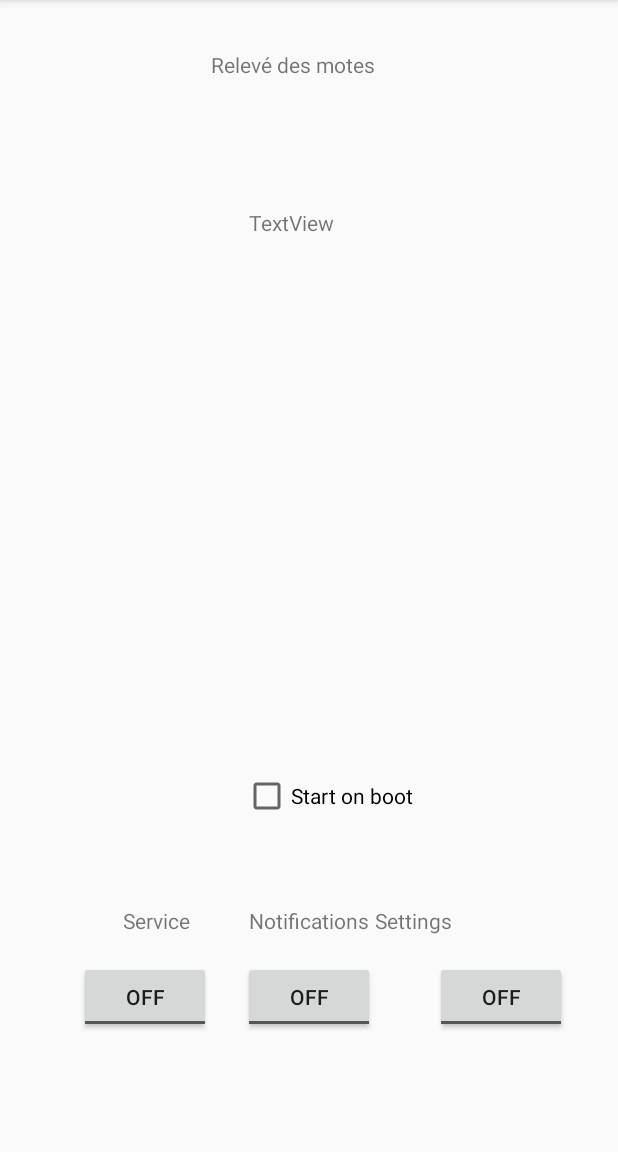
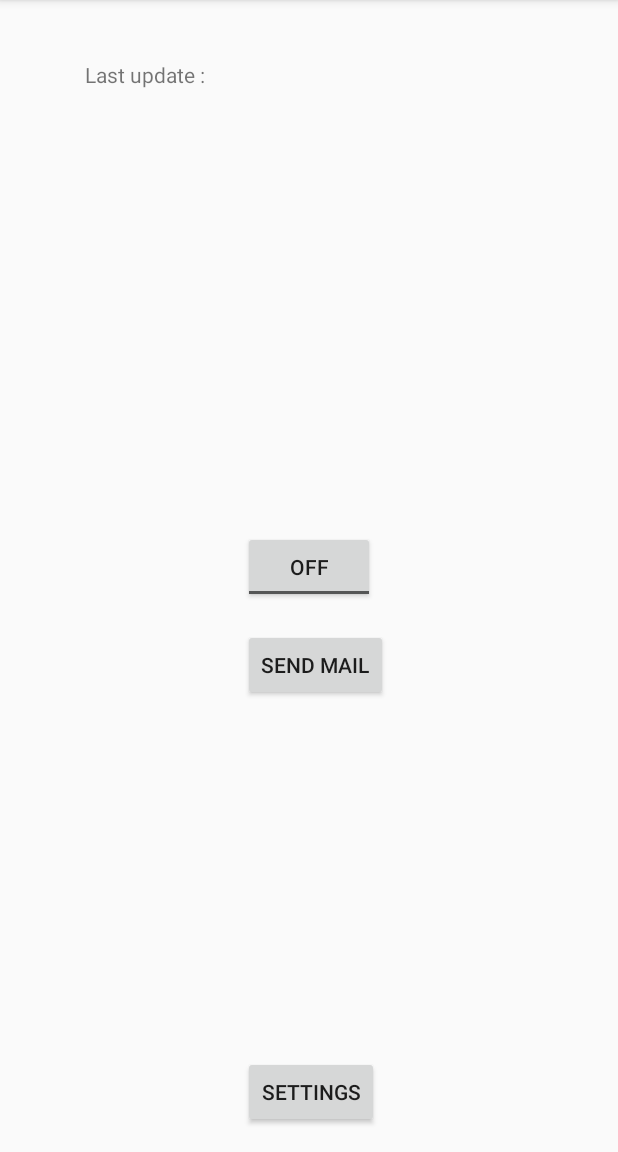
Before and after one commit to hornmartin/ProjetAMIO, an Android app: the screen it shows after launch (MainActivity), on a phone screen of 412 x 824 dp, the part 84-1236 px from its top. Run offline under Robolectric (Android 15) with nearby library versions, the phone set to English and light mode, and no system bars.

```diff
--- a/app/src/main/java/com/example/boixel/projetamio/MainActivity.java
+++ b/app/src/main/java/com/example/boixel/projetamio/MainActivity.java
@@ -14,6 +14,7 @@ import android.os.Bundle;
 import android.support.v7.app.NotificationCompat;
 import android.util.Log;
 import android.content.Intent;
+import android.view.View;
 import android.widget.*;
 
 public class MainActivity extends AppCompatActivity {
@@ -25,7 +26,7 @@ public class MainActivity extends AppCompatActivity {
         setContentView(R.layout.activity_main);
         Log.d("MainActivity", "Creation de l'activité");
 
-        CheckBox checkbox = (CheckBox) findViewById(R.id.checkBox);
+        //CheckBox checkbox = (CheckBox) findViewById(R.id.checkBox);
 
         ToggleButton serviceButton = (ToggleButton) findViewById(R.id.serviceButton);
         serviceButton.setOnCheckedChangeListener(new CompoundButton.OnCheckedChangeListener(){
@@ -42,38 +43,33 @@ public class MainActivity extends AppCompatActivity {
             }
         });
 
-        ToggleButton notifButton = (ToggleButton) findViewById(R.id.notifButton);
-        notifButton.setOnCheckedChangeListener(new CompoundButton.OnCheckedChangeListener(){
+        Button settingsButton = (Button) findViewById(R.id.settingsButton);
+        settingsButton.setOnClickListener(new View.OnClickListener(){
             @Override
-            public void onCheckedChanged(CompoundButton button, boolean isChecked) {
-
-                if (button.isChecked()) {
-                    //do something
-                }
-                else{
-                    //do something
-                }
-
+            public void onClick(View v) {
+                Log.d("settings", "button");
+                Intent settingsIntent = new Intent(MainActivity.this, Settings.class);
+                MainActivity.this.startActivity(settingsIntent);
             }
         });
 
-        ToggleButton settingsButton = (ToggleButton) findViewById(R.id.settingsButton);
-        settingsButton.setOnCheckedChangeListener(new CompoundButton.OnCheckedChangeListener(){
+        Button mailButton = (Button) findViewById(R.id.mailButton);
+        mailButton.setOnClickListener(new View.OnClickListener(){
             @Override
-            public void onCheckedChanged(CompoundButton button, boolean isChecked) {
-                Log.d("settings", "button");
-                if (button.isChecked()) {
-                    Intent settingsIntent = new Intent(MainActivity.this, Settings.class);
-                    MainActivity.this.startActivity(settingsIntent);
-                }
-                else{
-                    //do something
-                }
-
+            public void onClick(View v) {
+                Log.d("mail", "button");
+                Intent emailIntent = new Intent(Intent.ACTION_SEND);
+                //emailIntent.setData(Uri.parse("mailto:meskhen@gmail.com"));
+                emailIntent.setType("message/rfc822");
+                //emailIntent.setType("text/plain");
+                emailIntent.putExtra(Intent.EXTRA_SUBJECT, "Subject");
+                emailIntent.putExtra(Intent.EXTRA_TEXT, "Body");
+                emailIntent.putExtra(Intent.EXTRA_EMAIL, new String[] {"meskhen@gmail.com"});
+                startActivity(Intent.createChooser(emailIntent, "Send mail..."));
             }
         });
 
-        checkbox.setOnCheckedChangeListener(new CompoundButton.OnCheckedChangeListener() {
+        /*checkbox.setOnCheckedChangeListener(new CompoundButton.OnCheckedChangeListener() {
             @Override
             public void onCheckedChanged(CompoundButton buttonView, boolean isChecked) {
                 Log.d("Checkbox", "Checkbox state changed");
@@ -81,7 +77,7 @@ public class MainActivity extends AppCompatActivity {
                 CheckBox checkbox = (CheckBox) findViewById(R.id.checkBox);
                 sharedPref.edit().putBoolean("checkBoxState", checkbox.isChecked()).apply();
             }
-        });
+        });*/
     }
 
     private BroadcastReceiver bReceiver = new BroadcastReceiver(){
@@ -95,15 +91,7 @@ public class MainActivity extends AppCompatActivity {
             if(Float.parseFloat(value1) > 250){
                 Log.d("Data", "Lumière allumée (mote1)");
                 onLightChange();
-                Intent emailIntent = new Intent(Intent.ACTION_SEND
-                );
-                emailIntent.setData(Uri.parse("mailto:meskhen@gmail.com"));
-                emailIntent.setType("message/rfc822");
-                //emailIntent.setType("text/plain");
-                emailIntent.putExtra(Intent.EXTRA_SUBJECT, "Subject");
-                emailIntent.putExtra(Intent.EXTRA_TEXT, "Body");
-                //emailIntent.putExtra(Intent.EXTRA_EMAIL, "meskhen@gmail.com");
-                startActivity(Intent.createChooser(emailIntent, "Send mail..."));
+
             }else{
                 Log.d("Data", "Lumière éteinte (mote1)");
                 onLightChange();
@@ -113,7 +101,7 @@ public class MainActivity extends AppCompatActivity {
             }else{
                 Log.d("Data", "Lumière éteinte (mote2)");
             }
-            TextView moteText = (TextView) findViewById(R.id.moteText);
+            TextView moteText = (TextView) findViewById(R.id.mote1);
             moteText.setText("Mote 1 : "+value1+"\nMote 2 : "+value2);
         }
     };
@@ -165,7 +153,7 @@ public class MainActivity extends AppCompatActivity {
         public void onReceive(Context context, Intent intent) {
             SharedPreferences sharedPref = getSharedPreferences("Preferences", Context.MODE_PRIVATE);
 
-            CheckBox checkbox = (CheckBox) findViewById(R.id.checkBox);
+            //CheckBox checkbox = (CheckBox) findViewById(R.id.checkBox);
             Boolean checkBoxState = sharedPref.getBoolean("checkBoxState", false);
             Log.d("CheckBoxStatus", checkBoxState.toString());
             if(checkBoxState){
--- a/app/src/main/res/layout/activity_main.xml
+++ b/app/src/main/res/layout/activity_main.xml
@@ -10,88 +10,90 @@
     android:paddingTop="@dimen/activity_vertical_margin"
     tools:context="com.example.boixel.projetamio.MainActivity">
 
-    <ToggleButton
-        android:text="ToggleButton"
+    <TextView
         android:layout_width="wrap_content"
         android:layout_height="wrap_content"
-        android:layout_below="@+id/checkBox"
-        android:layout_centerHorizontal="true"
-        android:id="@+id/notifButton" />
+        android:layout_marginTop="46dp"
+        android:id="@+id/mote1"
+        android:layout_below="@+id/lastUpdate"
+        android:layout_centerHorizontal="true" />
+
+    <TextView
+        android:layout_width="wrap_content"
+        android:layout_height="wrap_content"
+        android:layout_marginTop="27dp"
+        android:id="@+id/mote2"
+        android:layout_below="@+id/mote1"
+        android:layout_centerHorizontal="true" />
+
+    <TextView
+        android:layout_width="wrap_content"
+        android:layout_height="wrap_content"
+        android:layout_marginTop="25dp"
+        android:id="@+id/mote3"
+        android:layout_below="@+id/mote2"
+        android:layout_centerHorizontal="true" />
+
+    <TextView
+        android:layout_width="wrap_content"
+        android:layout_height="wrap_content"
+        android:layout_marginTop="26dp"
+        android:id="@+id/mote4"
+        android:layout_below="@+id/mote3"
+        android:layout_centerHorizontal="true" />
+
+    <TextView
+        android:layout_width="wrap_content"
+        android:layout_height="wrap_content"
+        android:id="@+id/mote5"
+        android:layout_marginTop="25dp"
+        android:layout_below="@+id/mote4"
+        android:layout_centerHorizontal="true" />
 
     <ToggleButton
         android:text="ToggleButton"
         android:layout_width="wrap_content"
         android:layout_height="wrap_content"
-        android:layout_marginEnd="18dp"
-        android:id="@+id/settingsButton"
-        android:layout_below="@+id/checkBox"
-        android:layout_alignParentEnd="true" />
+        android:id="@+id/serviceButton"
+        android:layout_below="@+id/mote5"
+        android:layout_centerHorizontal="true"
+        android:layout_marginTop="48dp" />
 
-    <ToggleButton
-        android:text="ToggleButton"
+    <TextView
+        android:text="Last update :"
         android:layout_width="wrap_content"
         android:layout_height="wrap_content"
-        android:layout_marginBottom="63dp"
-        android:id="@+id/serviceButton"
-        android:layout_alignParentBottom="true"
-        android:layout_toStartOf="@+id/checkBox"
-        android:layout_marginEnd="21dp" />
+        android:layout_marginTop="24dp"
+        android:id="@+id/lastUpdate"
+        tools:text="Last update :"
+        android:layout_alignParentTop="true"
+        android:layout_toStartOf="@+id/serviceButton"
+        android:layout_marginEnd="25dp" />
 
-    <CheckBox
-        android:text="Start on boot"
+    <TextView
         android:layout_width="wrap_content"
         android:layout_height="wrap_content"
-        android:layout_marginBottom="94dp"
-        android:id="@+id/checkBox"
-        android:layout_above="@+id/serviceButton"
-        android:layout_alignStart="@+id/notifButton" />
+        android:layout_above="@+id/mote1"
+        android:layout_toEndOf="@+id/mote1"
+        android:id="@+id/timestamp" />
 
-    <TextView
-        android:text="Service"
+    <Button
+        android:text="Send mail"
         android:layout_width="wrap_content"
         android:layout_height="wrap_content"
-        android:layout_above="@+id/serviceButton"
-        android:layout_alignEnd="@+id/serviceButton"
-        android:layout_marginEnd="13dp"
-        android:layout_marginBottom="17dp"
-        android:id="@+id/serviceText"
-        tools:text="Service" />
+        android:layout_marginTop="17dp"
+        android:id="@+id/mailButton"
+        tools:text="Send mail"
+        android:layout_below="@+id/serviceButton"
+        android:layout_alignStart="@+id/serviceButton" />
 
-    <TextView
-        android:text="Notifications"
-        android:layout_width="wrap_content"
-        android:layout_height="wrap_content"
-        android:layout_alignBottom="@+id/serviceText"
-        android:layout_centerHorizontal="true"
-        android:id="@+id/notifText"
-        tools:text="Notifications" />
-
-    <TextView
+    <Button
         android:text="Settings"
         android:layout_width="wrap_content"
         android:layout_height="wrap_content"
-        android:layout_alignTop="@+id/notifText"
-        android:layout_toEndOf="@+id/title"
-        android:id="@+id/settingsText"
-        tools:text="Settings" />
-
-    <TextView
-        android:text="Relevé des motes"
-        android:layout_width="wrap_content"
-        android:layout_height="wrap_content"
-        android:layout_marginTop="17dp"
-        android:id="@+id/title"
-        tools:text="Relevé des motes"
-        android:layout_alignParentTop="true"
-        android:layout_toEndOf="@+id/serviceText" />
-
-    <TextView
-        android:text="TextView"
-        android:layout_width="wrap_content"
-        android:layout_height="wrap_content"
-        android:layout_marginTop="86dp"
-        android:id="@+id/moteText"
-        android:layout_below="@+id/title"
-        android:layout_alignStart="@+id/notifText" />
+        android:id="@+id/settingsButton"
+        tools:text="Settings"
+        android:layout_alignParentBottom="true"
+        android:layout_alignStart="@+id/mailButton" />
 
 </RelativeLayout>
```
